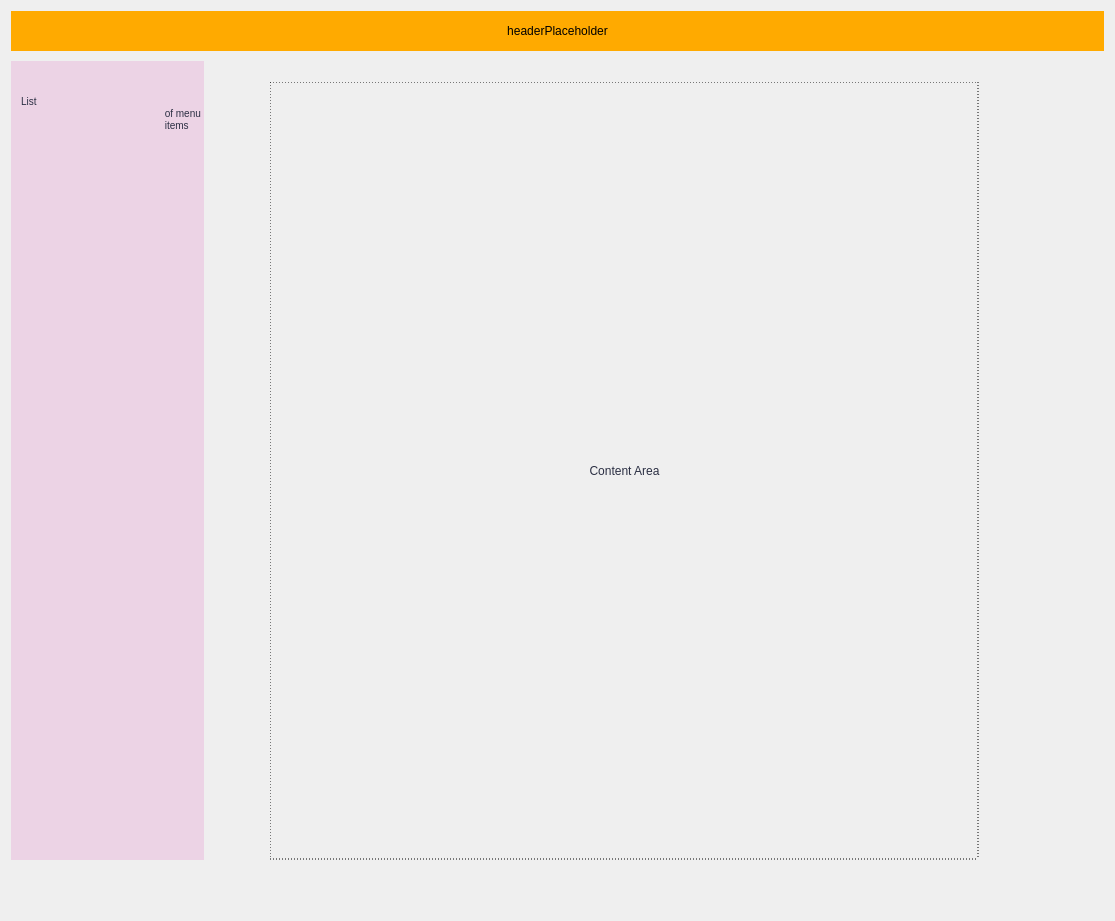
Old version of the form client/screens/home.ui in the repository kleroop/TechCourse_2022_12.
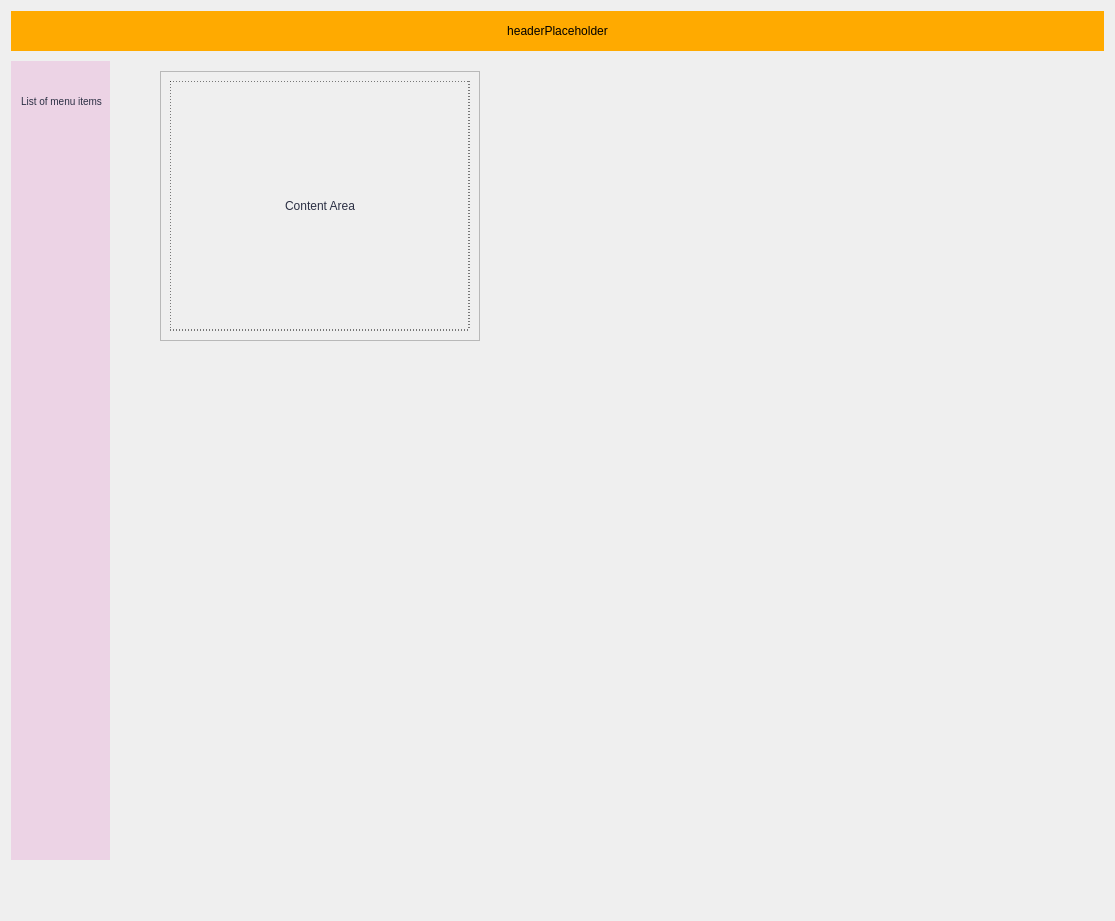
New version of the form.

The edit to the form file:
```diff
--- a/client/screens/home.ui
+++ b/client/screens/home.ui
@@ -106,9 +106,7 @@
                                                 </string>
            </property>
            <property name="text">
-            <string>List
-                                                    of menu
-                                                    items</string>
+            <string>List of menu items</string>
            </property>
            <property name="alignment">
             <set>Qt::AlignLeading|Qt::AlignLeft|Qt::AlignTop</set>
@@ -118,24 +116,52 @@
         </layout>
        </item>
        <item>
-        <layout class="QVBoxLayout" name="contentArea">
-         <property name="spacing">
-          <number>0</number>
+        <widget class="QFrame" name="contentFrame">
+         <property name="sizePolicy">
+          <sizepolicy hsizetype="Minimum" vsizetype="Minimum">
+           <horstretch>0</horstretch>
+           <verstretch>0</verstretch>
+          </sizepolicy>
          </property>
+         <property name="minimumSize">
+          <size>
+           <width>646</width>
+           <height>300</height>
+          </size>
+         </property>
+         <layout class="QGridLayout" name="gridLayout_2">
          <property name="leftMargin">
-          <number>66</number>
+           <number>50</number>
          </property>
          <property name="topMargin">
-          <number>21</number>
+           <number>10</number>
          </property>
          <property name="rightMargin">
-          <number>125</number>
-         </property>
+           <number>100</number>
+          </property>
+          <property name="bottomMargin">
+           <number>0</number>
+          </property>
+          <item row="0" column="0" alignment="Qt::AlignLeft|Qt::AlignTop">
+           <widget class="QFrame" name="contentContainer">
+            <property name="frameShape">
+             <enum>QFrame::StyledPanel</enum>
+            </property>
+            <property name="frameShadow">
+             <enum>QFrame::Raised</enum>
+            </property>
+            <layout class="QHBoxLayout" name="horizontalLayout">
          <item>
           <widget class="QLabel" name="contentMock">
            <property name="enabled">
             <bool>false</bool>
            </property>
+               <property name="minimumSize">
+                <size>
+                 <width>300</width>
+                 <height>250</height>
+                </size>
+               </property>
            <property name="sizeIncrement">
             <size>
              <width>0</width>
@@ -163,6 +189,36 @@
           </widget>
          </item>
         </layout>
+           </widget>
+          </item>
+          <item row="0" column="1">
+           <spacer name="horizontalSpacer">
+            <property name="orientation">
+             <enum>Qt::Horizontal</enum>
+            </property>
+            <property name="sizeHint" stdset="0">
+             <size>
+              <width>40</width>
+              <height>20</height>
+             </size>
+            </property>
+           </spacer>
+          </item>
+          <item row="1" column="0">
+           <spacer name="verticalSpacer">
+            <property name="orientation">
+             <enum>Qt::Vertical</enum>
+            </property>
+            <property name="sizeHint" stdset="0">
+             <size>
+              <width>20</width>
+              <height>40</height>
+             </size>
+            </property>
+           </spacer>
+          </item>
+         </layout>
+        </widget>
        </item>
       </layout>
      </item>
```
Lines whose indentation alone changed are shown as unchanged.
